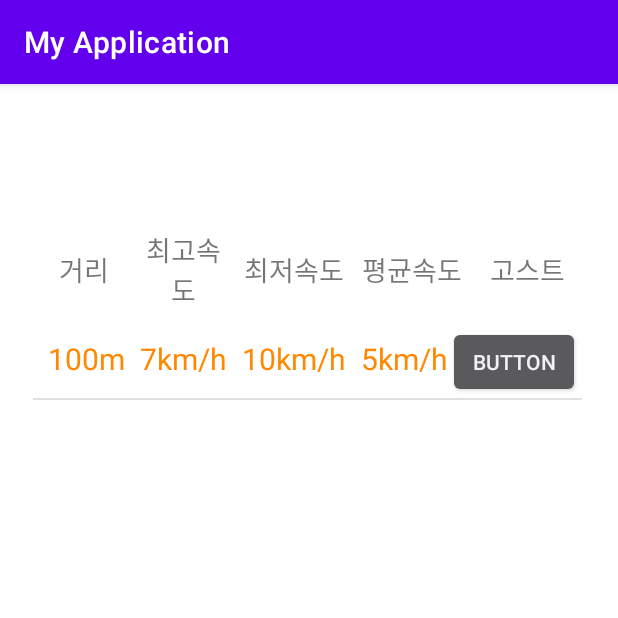
After one commit to JUNGSUNWOO/ESE, an Android app: the myfighting screen opened directly, with no data from a screen before it, on a phone screen of 412 x 824 dp, the top half of it. The commit adds this screen. Run offline under Robolectric (Android 15) with nearby library versions, the phone set to English and light mode, and no system bars.

Commit message:
5페이지, 6페이지 구현

```diff
--- a/frontend/project/app/src/main/AndroidManifest.xml
+++ b/frontend/project/app/src/main/AndroidManifest.xml
@@ -9,7 +9,9 @@
         android:roundIcon="@mipmap/ic_launcher_round"
         android:supportsRtl="true"
         android:theme="@style/Theme.MyApplication">
-        <activity android:name=".myinformation"></activity>
+        <activity android:name=".myfighting_item"></activity>
+        <activity android:name=".myfighting" />
+        <activity android:name=".myinformation" />
         <activity android:name=".HomePage" />
         <activity
             android:name=".activity_loading"
--- a/frontend/project/app/src/main/java/com/example/myapplication/HomePage.java
+++ b/frontend/project/app/src/main/java/com/example/myapplication/HomePage.java
@@ -15,7 +15,9 @@ public class HomePage extends AppCompatActivity {
         setContentView(R.layout.activity_home_page);
         Button button;
         Button button3;
+        Button button2;
         button3 = (Button)findViewById(R.id.button3);
+        button2 = (Button)findViewById(R.id.button2);
         button = (Button)findViewById(R.id.button);
         button3.setOnClickListener(new View.OnClickListener(){
             public void onClick(View v)
@@ -25,6 +27,13 @@ public class HomePage extends AppCompatActivity {
             }
 
         });
+        button2.setOnClickListener(new View.OnClickListener() {
+            @Override
+            public void onClick(View v) {
+                Intent intent = new Intent(HomePage.this,myfighting.class);
+                startActivity(intent);
+            }
+        });
         button.setOnClickListener(new View.OnClickListener(){
             public void onClick(View v){
                 Intent intent = new Intent(HomePage.this, MainActivity2.class);
--- /dev/null
+++ b/frontend/project/app/src/main/java/com/example/myapplication/myfighting.java
@@ -0,0 +1,76 @@
+package com.example.myapplication;
+
+import androidx.appcompat.app.AppCompatActivity;
+
+import android.content.Intent;
+import android.os.Bundle;
+import android.view.View;
+import android.view.ViewGroup;
+import android.widget.ArrayAdapter;
+import android.widget.BaseAdapter;
+import android.widget.Button;
+import android.widget.ListView;
+import android.widget.Toast;
+
+import java.util.ArrayList;
+
+public class myfighting extends AppCompatActivity {
+
+    private ListView LV3;
+    @Override
+    protected void onCreate(Bundle savedInstanceState) {
+        super.onCreate(savedInstanceState);
+        setContentView(R.layout.activity_myfighting);
+
+        LV3 = (ListView)findViewById(R.id.list3);
+
+        myfightingAdapter adapter = new myfightingAdapter();
+        LV3.setAdapter(adapter);
+        adapter.addItem(new myfighting_item("100m", "10km/h","5km/h","7km/h"));
+        adapter.notifyDataSetChanged();
+    }
+    class myfightingAdapter extends BaseAdapter {
+
+        ArrayList<myfighting_item> items = new ArrayList<myfighting_item>();
+
+        @Override
+        public int getCount() {
+            return items.size();
+        }
+
+        public void addItem(myfighting_item item){
+            items.add(item);
+        }
+
+        @Override
+        public Object getItem(int position) {
+            return items.get(position);
+        }
+
+        @Override
+        public long getItemId(int position) {
+            return position;
+        }
+
+        @Override
+        public View getView(int position, View convertView, ViewGroup parent) {
+            myfighting_itemView view = new myfighting_itemView(getApplicationContext());
+
+            myfighting_item item2 = items.get(position);
+            view.setA(item2.getDistance2());
+            view.setB(item2.getBest_race2());
+            view.setC(item2.getWorst_race2());
+            view.setD(item2.getNormal_race2());
+
+            Button btn_3 = (Button)view.findViewById(R.id.btn_3);
+            btn_3.setOnClickListener(new View.OnClickListener() {
+                @Override
+                public void onClick(View v) {
+                    Intent intent = new Intent(myfighting.this,HomePage.class);
+                    startActivity(intent);
+                }
+            });
+            return view;
+        }
+    }
+}
--- /dev/null
+++ b/frontend/project/app/src/main/java/com/example/myapplication/myfighting_item.java
@@ -0,0 +1,52 @@
+package com.example.myapplication;
+
+import androidx.appcompat.app.AppCompatActivity;
+
+import android.os.Bundle;
+
+public class myfighting_item {
+    String distance;
+    String best_race;
+    String worst_race;
+    String normal_race;
+
+
+    public myfighting_item(String distance, String best_race, String worst_race, String normal_race) {
+        this.distance = distance;
+        this.best_race = best_race;
+        this.worst_race = worst_race;
+        this.normal_race = normal_race;
+    }
+
+    public String getDistance2() {
+        return distance;
+    }
+
+    public void setDistance2(String distance) {
+        this.distance = distance;
+    }
+
+    public String getBest_race2() {
+        return best_race;
+    }
+
+    public void setBest_race2(String best_race) {
+        this.best_race = best_race;
+    }
+
+    public String getWorst_race2() {
+        return worst_race;
+    }
+
+    public void setWorst_race2(String worst_race) {
+        this.worst_race = worst_race;
+    }
+
+    public String getNormal_race2() {
+        return normal_race;
+    }
+
+    public void setNormal_race2(String normal_race) {
+        this.normal_race = normal_race;
+    }
+}
--- /dev/null
+++ b/frontend/project/app/src/main/java/com/example/myapplication/myfighting_itemView.java
@@ -0,0 +1,60 @@
+package com.example.myapplication;
+
+import android.content.Context;
+import android.os.Build;
+import android.util.AttributeSet;
+import android.view.LayoutInflater;
+import android.widget.LinearLayout;
+import android.widget.TextView;
+
+import androidx.annotation.Nullable;
+import androidx.annotation.RequiresApi;
+
+public class myfighting_itemView extends LinearLayout {
+    TextView tv_1;
+    TextView tv_2;
+    TextView tv_3;
+    TextView tv_4;
+    public myfighting_itemView(Context context) {
+        super(context);
+        init(context);
+    }
+
+    private void init(Context context) {
+        LayoutInflater inflater = (LayoutInflater)context.getSystemService(Context.LAYOUT_INFLATER_SERVICE);
+        inflater.inflate(R.layout.activity_myfighting_item, this, true);
+
+        tv_1= (TextView) findViewById(R.id.tv1);
+        tv_2 = (TextView) findViewById(R.id.tv2);
+        tv_3 = (TextView) findViewById(R.id.tv3);
+        tv_4 = (TextView) findViewById(R.id.tv4);
+
+    }
+
+
+    public void setA(String name){
+        tv_1.setText(name);
+    }
+    public void setB(String name){
+        tv_3.setText(name);
+    }
+    public void setC(String name){
+        tv_4.setText(name);
+    }
+    public void setD(String name){
+        tv_2.setText(name);
+    }
+
+    public myfighting_itemView(Context context, @Nullable AttributeSet attrs) {
+        super(context, attrs);
+    }
+
+    public myfighting_itemView(Context context, @Nullable AttributeSet attrs, int defStyleAttr) {
+        super(context, attrs, defStyleAttr);
+    }
+
+    @RequiresApi(api = Build.VERSION_CODES.LOLLIPOP)
+    public myfighting_itemView(Context context, AttributeSet attrs, int defStyleAttr, int defStyleRes) {
+        super(context, attrs, defStyleAttr, defStyleRes);
+    }
+}
--- /dev/null
+++ b/frontend/project/app/src/main/res/layout/activity_myfighting.xml
@@ -0,0 +1,94 @@
+<?xml version="1.0" encoding="utf-8"?>
+<androidx.constraintlayout.widget.ConstraintLayout xmlns:android="http://schemas.android.com/apk/res/android"
+    xmlns:app="http://schemas.android.com/apk/res-auto"
+    xmlns:tools="http://schemas.android.com/tools"
+    android:layout_width="match_parent"
+    android:layout_height="match_parent"
+    tools:context=".myfighting">
+
+    <androidx.constraintlayout.widget.ConstraintLayout
+        android:layout_width="366dp"
+        android:layout_height="616dp"
+        android:layout_marginStart="22dp"
+        android:layout_marginLeft="22dp"
+        android:layout_marginTop="51dp"
+        android:layout_marginEnd="23dp"
+        android:layout_marginRight="23dp"
+        android:layout_marginBottom="64dp"
+        app:layout_constraintBottom_toBottomOf="parent"
+        app:layout_constraintEnd_toEndOf="parent"
+        app:layout_constraintHorizontal_bias="0.0"
+        app:layout_constraintStart_toStartOf="parent"
+        app:layout_constraintTop_toTopOf="parent"
+        app:layout_constraintVertical_bias="1.0">
+
+        <LinearLayout
+            android:id="@+id/linearLayout2"
+            android:layout_width="363dp"
+            android:layout_height="73dp"
+            android:layout_marginBottom="546dp"
+            app:layout_constraintBottom_toBottomOf="parent"
+            app:layout_constraintEnd_toEndOf="parent"
+            app:layout_constraintStart_toStartOf="parent"
+            app:layout_constraintTop_toTopOf="parent">
+
+            <TextView
+                android:id="@+id/tv_1"
+                android:layout_width="66dp"
+                android:layout_height="match_parent"
+                android:gravity="center"
+                android:text="거리"
+                android:textSize="18dp" />
+
+            <TextView
+                android:id="@+id/tv_2"
+                android:layout_width="66dp"
+                android:layout_height="match_parent"
+                android:gravity="center"
+                android:text="최고속도"
+                android:textSize="18dp" />
+
+            <TextView
+                android:id="@+id/tv_3"
+                android:layout_width="81dp"
+                android:layout_height="match_parent"
+                android:gravity="center"
+                android:text="최저속도"
+                android:textSize="18dp" />
+
+            <TextView
+                android:id="@+id/tv_4"
+                android:layout_width="76dp"
+                android:layout_height="match_parent"
+                android:gravity="center"
+                android:text="평균속도"
+                android:textSize="18dp" />
+
+            <TextView
+                android:id="@+id/tv_5"
+                android:layout_width="77dp"
+                android:layout_height="match_parent"
+                android:gravity="center"
+                android:text="고스트"
+                android:textSize="18dp" />
+
+        </LinearLayout>
+
+
+        <ListView
+            android:id="@+id/list3"
+            android:layout_width="match_parent"
+            android:layout_height="500dp"
+            android:layout_marginTop="1dp"
+            app:layout_constraintBottom_toBottomOf="parent"
+            app:layout_constraintEnd_toEndOf="parent"
+            app:layout_constraintHorizontal_bias="0.0"
+            app:layout_constraintStart_toStartOf="parent"
+            app:layout_constraintTop_toBottomOf="@+id/linearLayout2"
+            app:layout_constraintVertical_bias="0.0">
+
+        </ListView>
+
+    </androidx.constraintlayout.widget.ConstraintLayout>
+
+</androidx.constraintlayout.widget.ConstraintLayout>
--- /dev/null
+++ b/frontend/project/app/src/main/res/layout/activity_myfighting_item.xml
@@ -0,0 +1,50 @@
+<?xml version="1.0" encoding="utf-8"?>
+<LinearLayout xmlns:android="http://schemas.android.com/apk/res/android"
+    xmlns:app="http://schemas.android.com/apk/res-auto"
+    xmlns:tools="http://schemas.android.com/tools"
+    android:layout_width="match_parent"
+    android:layout_height="match_parent"
+    android:orientation="horizontal"
+    tools:context=".myfighting_item">
+
+    <TextView
+        android:layout_marginLeft="10dp"
+        android:id="@+id/tv1"
+        android:layout_width="wrap_content"
+        android:layout_height="wrap_content"
+        android:textColor="@android:color/holo_orange_dark"
+        android:textSize="20dp"
+        />
+    <TextView
+        android:layout_marginLeft="10dp"
+        android:id="@+id/tv2"
+        android:layout_width="wrap_content"
+        android:layout_height="wrap_content"
+        android:textColor="@android:color/holo_orange_dark"
+        android:textSize="20dp"
+        />
+    <TextView
+        android:layout_marginLeft="10dp"
+        android:id="@+id/tv3"
+        android:layout_width="wrap_content"
+        android:layout_height="wrap_content"
+        android:textColor="@android:color/holo_orange_dark"
+        android:textSize="20dp"
+        />
+    <TextView
+        android:layout_marginLeft="10dp"
+        android:id="@+id/tv4"
+        android:layout_width="wrap_content"
+        android:layout_height="wrap_content"
+        android:textColor="@android:color/holo_orange_dark"
+        android:textSize="20dp"
+        />
+
+        <Button
+            android:id="@+id/btn_3"
+            android:layout_width="wrap_content"
+            android:layout_height="wrap_content"
+            android:text = "button"/>
+
+
+    </LinearLayout>
--- a/frontend/project/app/src/main/res/layout/myinformation_item.xml
+++ b/frontend/project/app/src/main/res/layout/myinformation_item.xml
@@ -50,5 +50,6 @@
             android:textColor="@android:color/holo_orange_dark"
             android:textSize="20dp"
             />
+
     </LinearLayout>
 </androidx.constraintlayout.widget.ConstraintLayout>
```
